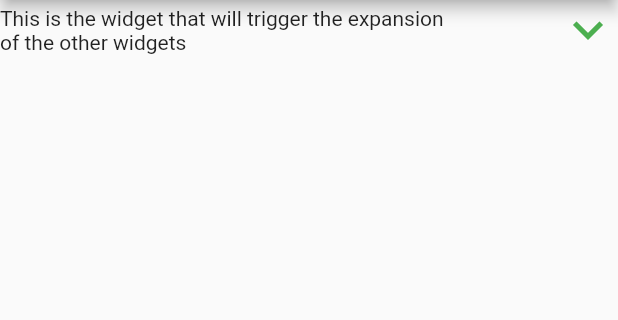
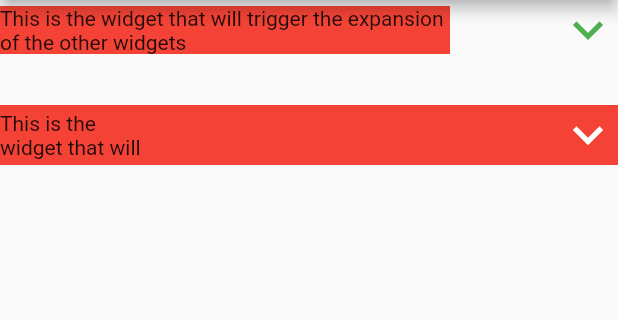
Before and after one commit to luiscarch11/flutter_expandable, a Flutter app: the screen it shows after launch, on a phone screen of 412 x 824 dp, the part 84-404 px from its top. Run offline on Flutter 3.47's test engine with Material 2 defaults, Android fonts, the phone set to English and light mode, and no system bars.

Commit message:
Added builder to expander and improved documentation

```diff
--- a/example/lib/main.dart
+++ b/example/lib/main.dart
@@ -38,6 +38,7 @@ class _MyAppState extends State<MyApp> with SingleTickerProviderStateMixin {
               triggerWidgets: [
                 Container(
                   width: 300,
+                  color: Colors.red,
                   child: Text(
                     'This is the widget that will trigger the expansion of the other widgets',
                     maxLines: 2,
@@ -50,11 +51,11 @@ class _MyAppState extends State<MyApp> with SingleTickerProviderStateMixin {
               height: 30,
             ),
             Expandable(
-              height: 100,
+              height: 200,
               controller: controller,
               duration: const Duration(seconds: 1),
               child: Container(
-                height: 100,
+                height: 250,
                 color: Colors.green,
                 child: Text(
                   'This should only expand vertically',
@@ -65,7 +66,7 @@ class _MyAppState extends State<MyApp> with SingleTickerProviderStateMixin {
             Expandable(
               height: 100,
               animateWidth: true,
-              animateHeight: false,
+              animateHeight: true,
               width: 200,
               duration: const Duration(seconds: 3),
               controller: controller,
@@ -96,6 +97,27 @@ class _MyAppState extends State<MyApp> with SingleTickerProviderStateMixin {
                 ),
               ),
             ),
+            Expander.builder(
+              controller: controller,
+              rotatingArrowColor: Colors.white,
+              rotatingArrowSize: 40,
+              builder: (context, arrow) => Container(
+                color: Colors.red,
+                child: Row(
+                  mainAxisAlignment: MainAxisAlignment.spaceBetween,
+                  children: [
+                    Container(
+                      width: 100,
+                      child: Text(
+                        'This is the widget that will trigger the expansion of the other widgets',
+                        maxLines: 2,
+                      ),
+                    ),
+                    arrow,
+                  ],
+                ),
+              ),
+            )
           ],
         ),
       ),
--- a/lib/expandable.dart
+++ b/lib/expandable.dart
@@ -3,16 +3,26 @@ import 'package:flutter/material.dart';
 class Expandable extends StatefulWidget {
   const Expandable({
     Key key,
+    //Controls which expandable belongs to which expander. Must not be null and should be the same as its Expander's controller
     @required this.controller,
+    //Widgets that will be expanded
     @required this.child,
+    //Maxheight for the expandable widgets.
     @required this.height,
+    //MaxWidth for the expandable widgets.
     this.width,
+    //Set to true if you want to expand horizontally. Defaults to false.
     this.animateWidth = false,
+    //Set to true if you want to expand vertically. Defaults to true.
     this.animateHeight = true,
+    //Curve for expansion and folding animations
     this.curve,
+    //Duration for expansion and folding animations
     this.duration,
   })  : assert((animateWidth && width != null) ||
             (!animateWidth && width == null)),
+        assert((animateHeight && height != null) ||
+            (!animateHeight && height == null)),
         assert(controller != null),
         assert(child != null),
         assert(animateHeight || animateWidth),
@@ -64,7 +74,8 @@ class _ExpandableState extends State<Expandable>
   @override
   Widget build(BuildContext context) {
     return AnimatedContainer(
-      height: widget.animateHeight ? tween.value : widget.height,
+      constraints: BoxConstraints(
+          maxHeight: widget.animateHeight ? tween.value : widget.height),
       width: widget.animateWidth ? tweenWidth.value : widget.width,
       curve: widget.curve ?? Curves.linear,
       duration: widget.duration ?? widget.controller.duration,
--- a/lib/expander.dart
+++ b/lib/expander.dart
@@ -1,9 +1,9 @@
 import 'package:flutter/material.dart';
 
 class Expander extends StatefulWidget {
-  const Expander({
+  const Expander._({
     Key key,
-    @required this.triggerWidgets,
+    this.triggerWidgets,
     @required this.controller,
     this.onHide,
     this.onShow,
@@ -12,8 +12,9 @@ class Expander extends StatefulWidget {
     this.rotateArrow = true,
     this.rotatingArrowColor = Colors.green,
     this.rotatingArrowSize = 20,
+    this.builder,
   })  : assert(controller != null),
-        assert(triggerWidgets != null),
+        assert(builder == null || triggerWidgets == null),
         super(key: key);
   final VoidCallback onHide;
   final VoidCallback onShow;
@@ -24,6 +25,77 @@ class Expander extends StatefulWidget {
   final bool rotateArrow;
   final Color rotatingArrowColor;
   final double rotatingArrowSize;
+  final Widget Function(BuildContext context, Widget arrow) builder;
+  factory Expander({
+    //controls which expander triggers which expandable. Must not be null and should be the same as its Expandable's controller
+    @required AnimationController controller,
+    //Widgets that will trigger the expansion animation
+    @required List<Widget> triggerWidgets,
+    //This callback will be callend every time the animation controller is reversed (the expanded widget hides)
+
+    VoidCallback onHide,
+    //This callback will be callend every time the animation controller is forwarded (the expanded widget shows)
+
+    VoidCallback onShow,
+    //How long will it take to the arrow to rotate
+
+    Duration arrowRotationDuration,
+    //Defaults to true
+
+    bool showRotatingArrow = true,
+    //Defaults to true
+    bool rotateArrow = true,
+    //You may change the color of the rotating arrow
+    Color rotatingArrowColor = Colors.green,
+    //You may change the size of the rotating arrow
+    double rotatingArrowSize = 20,
+  }) {
+    return Expander._(
+      onHide: onHide,
+      onShow: onShow,
+      triggerWidgets: triggerWidgets,
+      arrowRotationDuration: arrowRotationDuration,
+      controller: controller,
+      showRotatingArrow: showRotatingArrow,
+      rotateArrow: rotateArrow,
+      rotatingArrowColor: rotatingArrowColor,
+      rotatingArrowSize: rotatingArrowSize,
+      builder: null,
+    );
+  }
+  //Provides a BuildContext and the rotating arrow so you can place it wherever you need to
+  factory Expander.builder({
+//Widgets that will be showed as trigger
+    @required Widget Function(BuildContext context, Widget arrow) builder,
+    //controls which expander triggers which expandable. Must not be null and should be the same as its Expandable's controller
+    @required AnimationController controller,
+    //This callback will be callend every time the animation controller is reversed (the expanded widget hides)
+
+    VoidCallback onHide,
+//This callback will be callend every time the animation controller is forwarded (the expanded widget shows)
+    VoidCallback onShow,
+    //How long will it take to the arrow to rotate
+    Duration arrowRotationDuration,
+    //Defaults to true
+
+    bool rotateArrow = true,
+    //You may change the color of the rotating arrow
+    Color rotatingArrowColor = Colors.green,
+    //You may change the size of the rotating arrow
+
+    double rotatingArrowSize = 20,
+  }) {
+    return Expander._(
+      onHide: onHide,
+      onShow: onShow,
+      builder: builder,
+      arrowRotationDuration: arrowRotationDuration,
+      controller: controller,
+      rotateArrow: rotateArrow,
+      rotatingArrowColor: rotatingArrowColor,
+      rotatingArrowSize: rotatingArrowSize,
+    );
+  }
   @override
   _ExpanderState createState() => _ExpanderState();
 }
@@ -62,7 +134,8 @@ class _ExpanderState extends State<Expander>
           widget.controller.forward();
         }
       },
-      child: Row(
+      child: widget.builder == null
+          ? Row(
               mainAxisAlignment: MainAxisAlignment.spaceBetween,
               children: [
                 ...widget.triggerWidgets,
@@ -76,6 +149,17 @@ class _ExpanderState extends State<Expander>
                     ),
                   ),
               ],
+            )
+          : widget.builder(
+              context,
+              RotationTransition(
+                turns: _controller,
+                child: Icon(
+                  Icons.keyboard_arrow_down,
+                  size: widget.rotatingArrowSize,
+                  color: widget.rotatingArrowColor,
+                ),
+              ),
             ),
     );
   }
```
Lines whose indentation alone changed are shown as unchanged.
